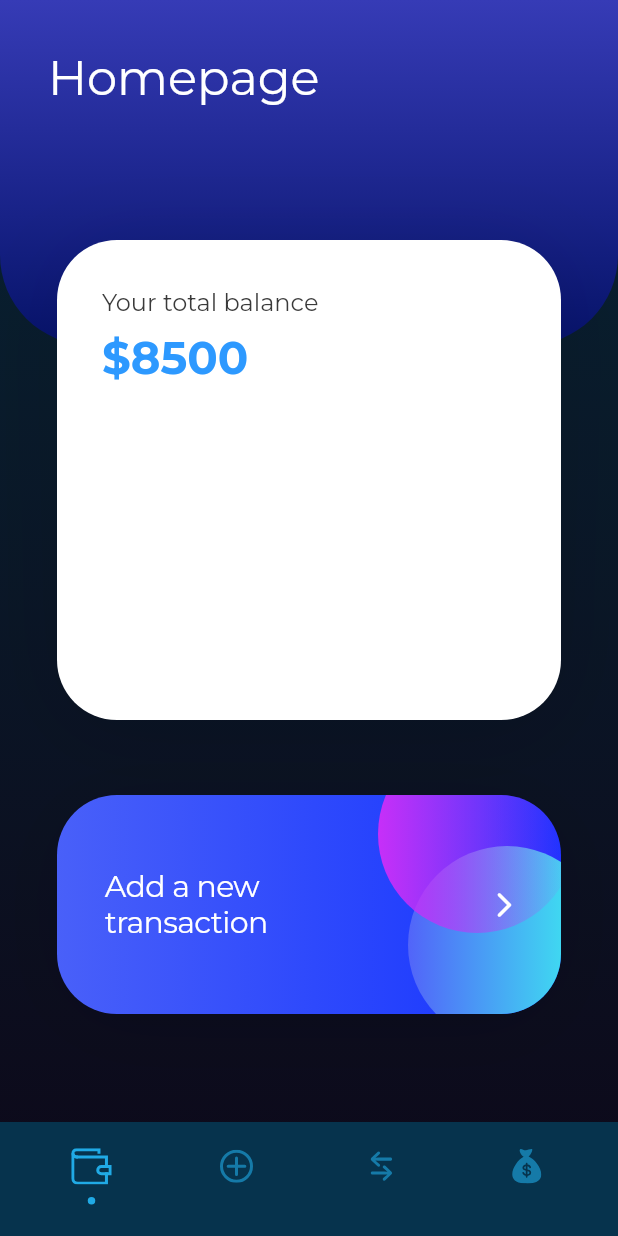
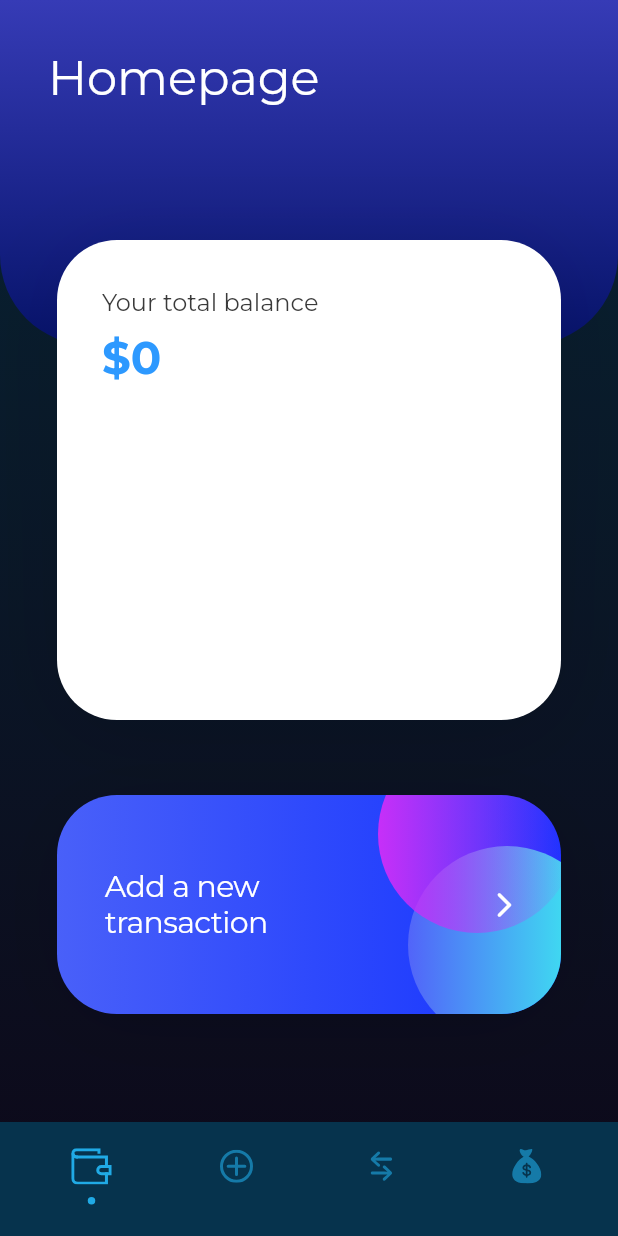
Before and after one commit to kent0505/project9, a Flutter app: the HomePage screen opened by its route, on a phone screen of 412 x 824 dp. Run offline on Flutter 3.47's test engine with Material 3 defaults, Android fonts, the phone set to English and light mode, and no system bars; our stand-ins replace flutter_bloc, flutter_svg, go_router, hive_flutter, shared_preferences; missing offline and left inert: date_picker_plus; accounts and stored records are empty; project files that could hold a hidden picture were left out.

Commit message:
added total balance

```diff
--- a/lib/core/utils.dart
+++ b/lib/core/utils.dart
@@ -64,6 +64,20 @@ String formatTime(int timestamp) {
   return DateFormat('HH:mm').format(dateTime);
 }
 
+String getTotalBalance() {
+  double incomes = 0;
+  double expenses = 0;
+  for (Transaction transaction in mytransactions) {
+    if (transaction.income) {
+      incomes = incomes + transaction.amount;
+    } else {
+      expenses = expenses + transaction.amount;
+    }
+  }
+  double total = incomes - expenses;
+  return total.toStringAsFixed(0);
+}
+
 String getLastMonthSpendings() {
   double amount = 0;
   List<Transaction> lastMonthTransactions = [];
--- a/lib/features/home/widgets/balance_card.dart
+++ b/lib/features/home/widgets/balance_card.dart
@@ -1,4 +1,6 @@
 import 'package:flutter/material.dart';
+
+import '../../../core/utils.dart';
 
 class BalanceCard extends StatelessWidget {
   const BalanceCard({super.key});
@@ -21,10 +23,10 @@ class BalanceCard extends StatelessWidget {
           ),
         ],
       ),
-      child: const Column(
+      child: Column(
         children: [
-          SizedBox(height: 32),
-          Row(
+          const SizedBox(height: 32),
+          const Row(
             children: [
               SizedBox(width: 4),
               Text(
@@ -36,13 +38,13 @@ class BalanceCard extends StatelessWidget {
               ),
             ],
           ),
-          SizedBox(height: 8),
+          const SizedBox(height: 8),
           Row(
             children: [
-              SizedBox(width: 4),
+              const SizedBox(width: 4),
               Text(
-                '\$8500',
-                style: TextStyle(
+                '\$${getTotalBalance()}',
+                style: const TextStyle(
                   color: Color(0xff2D99FF),
                   fontSize: 30,
                   fontWeight: FontWeight.w700,
@@ -51,9 +53,9 @@ class BalanceCard extends StatelessWidget {
               ),
             ],
           ),
-          SizedBox(height: 27),
+          const SizedBox(height: 27),
           // BAR CHART WIDGET HERE
-          SizedBox(height: 32),
+          const SizedBox(height: 32),
         ],
       ),
     );
```
